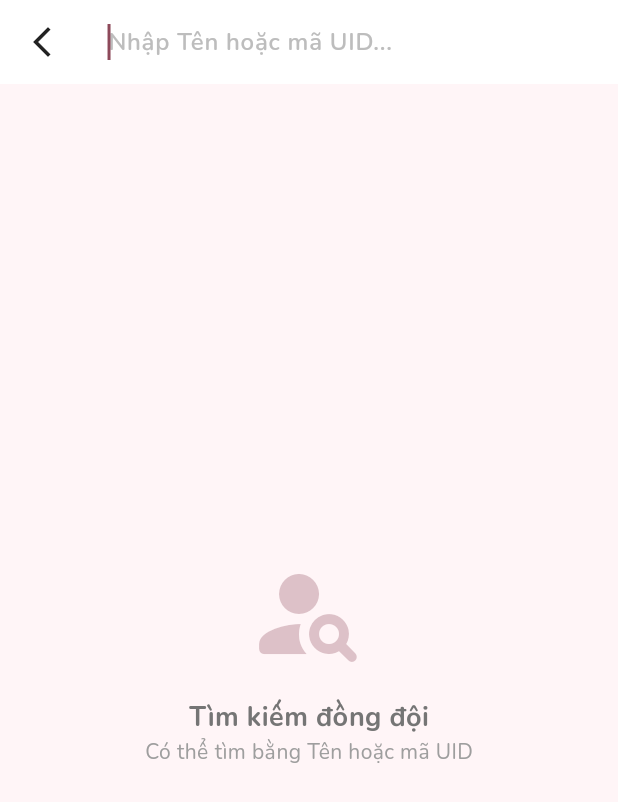
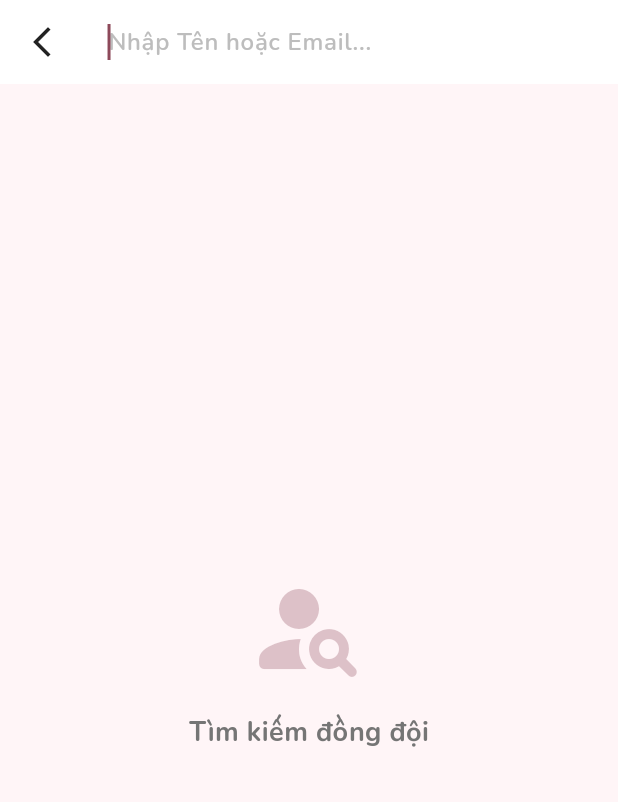
Before and after one commit to VuTriDung1123/TeamSync_Mobile, a Flutter app: the screen it shows once a user with an empty profile is signed in, after a tap on the "person add alt 1" icon, on a phone screen of 412 x 824 dp. Shown: the top 802 px of the screen. Run offline on Flutter 3.47's test engine with Material 3 defaults, Android fonts, the phone set to English and light mode, and no system bars; our stand-ins replace cloud_firestore, dio, firebase_auth, firebase_core, flutter_dotenv, flutter_local_notifications and 7 more; accounts and stored records are empty; generated files the repository leaves out were written again.

Commit message:
Repair bug

```diff
--- a/lib/features/auth/presentation/screens/home_screen.dart
+++ b/lib/features/auth/presentation/screens/home_screen.dart
@@ -7,6 +7,7 @@ import 'package:gap/gap.dart';
   // Các file import cần thiết
   import '../../../../core/utils/push_notification_service.dart';
   import '../../../chat/presentation/screens/chat_screen.dart';
+  import '../../../projects/data/models/task_model.dart';
   import '../../../projects/presentation/project_controller.dart';
   import '../../../projects/presentation/widgets/create_project_sheet.dart';
   import '../../data/user_repository.dart'; // Nguồn cấp usersStreamProvider
@@ -21,7 +22,7 @@ class HomeScreen extends ConsumerWidget {
 
       // Bọc toàn bộ trong DefaultTabController để tạo 2 Tab vuốt qua lại được
       return DefaultTabController(
-      length: 2,
+        length: 3,
         child: Scaffold(
           backgroundColor: const Color(0xFFFFF5F7), // Vẫn giữ tone màu nhẹ nhàng của bạn
           appBar: AppBar(
@@ -74,6 +75,7 @@ class HomeScreen extends ConsumerWidget {
               indicatorColor: colorScheme.primary,
               labelStyle: GoogleFonts.nunito(fontWeight: FontWeight.bold, fontSize: 16),
               tabs: const [
+                Tab(text: 'Việc của tôi',),
                 Tab(text: 'Dự án'),
                 Tab(text: 'Đồng đội'),
               ],
@@ -83,10 +85,11 @@ class HomeScreen extends ConsumerWidget {
           // NỘI DUNG 2 TAB
           body: TabBarView(
             children: [
-            // Nội dung Tab 1: Danh sách Dự án (Vừa code xong)
+              // Nội dung: Danh sách Task của tôi
+              _buildMyTasksTab(context, ref, colorScheme),
+              // Nội dung: Danh sách Dự án (Vừa code xong)
               _buildProjectsTab(context, ref, colorScheme),
-
-            // Nội dung Tab 2: Danh sách Đồng đội (Đoạn code nguyên bản của bạn)
+              // Nội dung: Danh sách Đồng đội (Đoạn code nguyên bản của bạn)
               _buildTeamTab(context, ref, colorScheme),
             ],
           ),
@@ -306,4 +309,78 @@ class HomeScreen extends ConsumerWidget {
         ],
       );
     }
+
+    // ==========================================
+    // WIDGET CON 3: TAB VIỆC CỦA TÔI
+    // ==========================================
+    Widget _buildMyTasksTab(BuildContext context, WidgetRef ref, ColorScheme colorScheme) {
+      final myTasksAsync = ref.watch(myActiveTasksProvider);
+
+      return myTasksAsync.when(
+        loading: () => const Center(child: CircularProgressIndicator()),
+        error: (err, stack) => Center(child: Text('Lỗi: $err')),
+        data: (tasks) {
+          if (tasks.isEmpty) {
+            return Center(
+              child: Column(
+                mainAxisAlignment: MainAxisAlignment.center,
+                children: [
+                  Icon(Icons.task_alt_rounded, size: 64, color: colorScheme.primary.withOpacity(0.5)),
+                  const Gap(16),
+                  Text(
+                    'Tuyệt vời! Bạn đã hoàn thành\nmọi công việc được giao 🎉',
+                    textAlign: TextAlign.center,
+                    style: GoogleFonts.nunito(color: Colors.grey.shade600, fontSize: 16, fontWeight: FontWeight.bold),
+                  ),
+                ],
+              ),
+            );
           }
+
+          return ListView.builder(
+            padding: const EdgeInsets.all(16),
+            itemCount: tasks.length,
+            itemBuilder: (context, index) {
+              final task = tasks[index];
+              final isOverdue = task.deadline != null && task.deadline!.isBefore(DateTime.now());
+
+              return Card(
+                margin: const EdgeInsets.only(bottom: 12),
+                shape: RoundedRectangleBorder(
+                  borderRadius: BorderRadius.circular(16),
+                  side: BorderSide(color: isOverdue ? Colors.red.shade200 : colorScheme.primary.withOpacity(0.1)),
+                ),
+                elevation: 0,
+                color: Colors.white,
+                child: ListTile(
+                  contentPadding: const EdgeInsets.symmetric(horizontal: 16, vertical: 8),
+                  leading: Container(
+                    padding: const EdgeInsets.all(8),
+                    decoration: BoxDecoration(
+                      color: task.status == TaskStatus.inProgress
+                          ? Colors.orange.shade100
+                          : Colors.blue.shade100,
+                      shape: BoxShape.circle,
+                    ),
+                    child: Icon(
+                      task.status == TaskStatus.inProgress ? Icons.timelapse_rounded : Icons.list_alt_rounded,
+                      color: task.status == TaskStatus.inProgress ? Colors.orange.shade700 : Colors.blue.shade700,
+                    ),
+                  ),
+                  title: Text(task.title, style: GoogleFonts.nunito(fontWeight: FontWeight.bold)),
+                  subtitle: Text(
+                    task.deadline != null ? 'Hạn: ${task.deadline!.day}/${task.deadline!.month}' : 'Không có hạn',
+                    style: GoogleFonts.nunito(color: isOverdue ? Colors.red : Colors.grey.shade600, fontSize: 12),
+                  ),
+                  trailing: const Icon(Icons.chevron_right_rounded, color: Colors.grey),
+                  onTap: () {
+                    // TODO: Bấm vào mở popup xem chi tiết task (Hoặc nhảy vào Dự án)
+                  },
+                ),
+              );
+            },
+          );
+        },
+      );
+    }
+  }
--- a/lib/features/chat/presentation/screens/search_user_screen.dart
+++ b/lib/features/chat/presentation/screens/search_user_screen.dart
@@ -4,6 +4,9 @@ import 'package:google_fonts/google_fonts.dart';
 import 'package:gap/gap.dart';
 import '../../../../features/auth/data/user_repository.dart';
 import 'chat_screen.dart';
+
+// Biến lưu trữ từ khóa do người dùng gõ
+final searchQueryProvider = StateProvider<String>((ref) => '');
 
 class SearchUserScreen extends ConsumerWidget {
   const SearchUserScreen({super.key});
@@ -12,9 +15,10 @@ class SearchUserScreen extends ConsumerWidget {
   Widget build(BuildContext context, WidgetRef ref) {
     final colorScheme = Theme.of(context).colorScheme;
 
-    // Lấy từ khóa đang gõ và kết quả tìm kiếm
     final searchQuery = ref.watch(searchQueryProvider);
-    final searchResultsAsync = ref.watch(searchUserProvider(searchQuery));
+
+    // 💡 SỬA Ở ĐÂY: Dùng usersStreamProvider thay vì gọi tìm kiếm trên Firebase
+    final usersAsync = ref.watch(usersStreamProvider);
 
     return Scaffold(
       backgroundColor: const Color(0xFFFFF5F7),
@@ -24,19 +28,17 @@ class SearchUserScreen extends ConsumerWidget {
         leading: IconButton(
           icon: const Icon(Icons.arrow_back_ios_new, color: Colors.black87),
           onPressed: () {
-            // Xóa trắng từ khóa khi thoát ra để lần sau vào không bị dính chữ cũ
             ref.read(searchQueryProvider.notifier).state = '';
             Navigator.of(context).pop();
           },
         ),
         title: TextField(
-          autofocus: true, // Tự động bật bàn phím
+          autofocus: true,
           onChanged: (value) {
-            // Cập nhật từ khóa mỗi khi người dùng gõ
             ref.read(searchQueryProvider.notifier).state = value;
           },
           decoration: InputDecoration(
-            hintText: 'Nhập Tên hoặc mã UID...',
+            hintText: 'Nhập Tên hoặc Email...',
             hintStyle: GoogleFonts.nunito(color: Colors.grey.shade400),
             border: InputBorder.none,
           ),
@@ -54,18 +56,25 @@ class SearchUserScreen extends ConsumerWidget {
               'Tìm kiếm đồng đội',
               style: GoogleFonts.nunito(fontSize: 18, color: Colors.grey.shade600, fontWeight: FontWeight.bold),
             ),
-            Text(
-              'Có thể tìm bằng Tên hoặc mã UID',
-              style: GoogleFonts.nunito(fontSize: 14, color: Colors.grey.shade500),
-            ),
           ],
         ),
       )
-          : searchResultsAsync.when(
+          : usersAsync.when(
         loading: () => const Center(child: CircularProgressIndicator()),
         error: (err, stack) => Center(child: Text('Lỗi: $err')),
         data: (users) {
-          if (users.isEmpty) {
+
+          // 💡 SỬA Ở ĐÂY: Logic Lọc (Filter) thủ công bằng Dart
+          final filteredUsers = users.where((user) {
+            final name = (user['name'] ?? '').toString().toLowerCase();
+            final email = (user['email'] ?? '').toString().toLowerCase();
+            final query = searchQuery.toLowerCase();
+
+            // Chỉ lấy những user có Tên hoặc Email chứa từ khóa
+            return name.contains(query) || email.contains(query);
+          }).toList();
+
+          if (filteredUsers.isEmpty) {
             return Center(
               child: Text(
                 'Không tìm thấy ai phù hợp 😥',
@@ -76,9 +85,9 @@ class SearchUserScreen extends ConsumerWidget {
 
           return ListView.builder(
             padding: const EdgeInsets.all(16),
-            itemCount: users.length,
+            itemCount: filteredUsers.length,
             itemBuilder: (context, index) {
-              final user = users[index];
+              final user = filteredUsers[index];
               final name = user['name'] ?? 'Ẩn danh';
               final email = user['email'] ?? '';
               final uid = user['uid'] ?? '';
@@ -97,17 +106,11 @@ class SearchUserScreen extends ConsumerWidget {
                     backgroundColor: colorScheme.primary.withOpacity(0.2),
                     backgroundImage: avatar.isNotEmpty ? NetworkImage(avatar) : null,
                     child: avatar.isEmpty
-                        ? Text(name[0].toUpperCase(), style: TextStyle(color: colorScheme.primary, fontWeight: FontWeight.bold))
+                        ? Text(name.isNotEmpty ? name[0].toUpperCase() : '?', style: TextStyle(color: colorScheme.primary, fontWeight: FontWeight.bold))
                         : null,
                   ),
                   title: Text(name, style: GoogleFonts.nunito(fontWeight: FontWeight.bold)),
-                  subtitle: Column(
-                    crossAxisAlignment: CrossAxisAlignment.start,
-                    children: [
-                      Text(email, style: GoogleFonts.nunito(fontSize: 12, color: Colors.grey)),
-                      Text('UID: $uid', style: GoogleFonts.nunito(fontSize: 10, color: Colors.grey.shade400)),
-                    ],
-                  ),
+                  subtitle: Text(email, style: GoogleFonts.nunito(fontSize: 12, color: Colors.grey)),
                   trailing: Container(
                     padding: const EdgeInsets.symmetric(horizontal: 16, vertical: 8),
                     decoration: BoxDecoration(
@@ -117,14 +120,13 @@ class SearchUserScreen extends ConsumerWidget {
                     child: Text('Chat', style: GoogleFonts.nunito(color: colorScheme.primary, fontWeight: FontWeight.bold)),
                   ),
                   onTap: () {
-                    // Bấm vào kết quả là nhảy thẳng vào Chat luôn
                     Navigator.pushReplacement(
                       context,
                       MaterialPageRoute(
                         builder: (context) => ChatScreen(
-                            receiverId: uid,
-                            receiverName: name,
-                            receiverAvatar: avatar,
+                          receiverId: uid,
+                          receiverName: name,
+                          receiverAvatar: avatar,
                         ),
                       ),
                     );
--- a/lib/features/projects/presentation/project_controller.dart
+++ b/lib/features/projects/presentation/project_controller.dart
@@ -1,8 +1,10 @@
+  import 'package:cloud_firestore/cloud_firestore.dart';
   import 'package:flutter_riverpod/flutter_riverpod.dart';
   import '../data/repositories/project_repository.dart';
   import '../data/models/project_model.dart';
   import '../data/models/task_model.dart';
   import '../data/repositories/task_repository.dart';
+  import 'package:firebase_auth/firebase_auth.dart';
 
   // Lấy danh sách dự án của user
   final userProjectsProvider = StreamProvider.autoDispose<List<ProjectModel>>((ref) {
@@ -15,3 +17,21 @@ final projectTasksProvider = StreamProvider.autoDispose.family<List<TaskModel>,
     final repository = ref.watch(taskRepositoryProvider);
     return repository.getProjectTasks(projectId);
   });
+
+  final myActiveTasksProvider = StreamProvider.autoDispose<List<TaskModel>>((ref) {
+    final uid = FirebaseAuth.instance.currentUser?.uid;
+    if (uid == null) return Stream.value([]);
+
+    final firestore = FirebaseFirestore.instance;
+    return firestore
+        .collection('tasks')
+        .where('assigneeId', isEqualTo: uid)
+    // Lọc bỏ những task đã xong
+        .where('status', isNotEqualTo: TaskStatus.done.name)
+        .snapshots()
+        .map((snapshot) {
+      return snapshot.docs
+          .map((doc) => TaskModel.fromMap(doc.data(), doc.id))
+          .toList();
+    });
+  });
```
Lines whose indentation alone changed are shown as unchanged.
